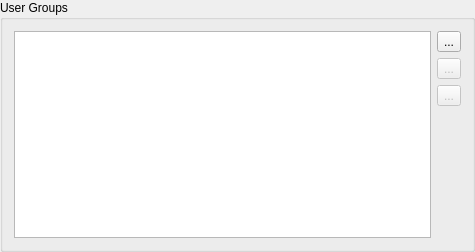
Qt form src/user_groups_box.ui (nextgis/quickmapservices) before a commit.
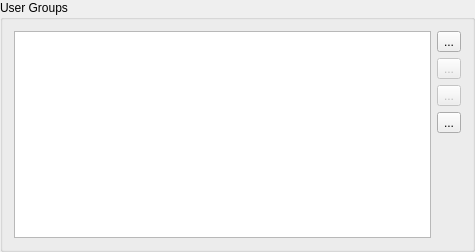
The same form after that commit.

Commit message: Add creation groups and data sources from another one

```diff
--- a/src/user_groups_box.ui
+++ b/src/user_groups_box.ui
@@ -61,6 +61,13 @@
        </property>
       </widget>
      </item>
+     <item>
+      <widget class="QToolButton" name="btnCopy">
+       <property name="text">
+        <string>...</string>
+       </property>
+      </widget>
+     </item>
      <item>
       <spacer name="verticalSpacer">
        <property name="orientation">
```
The commit also changes 8 other files.
